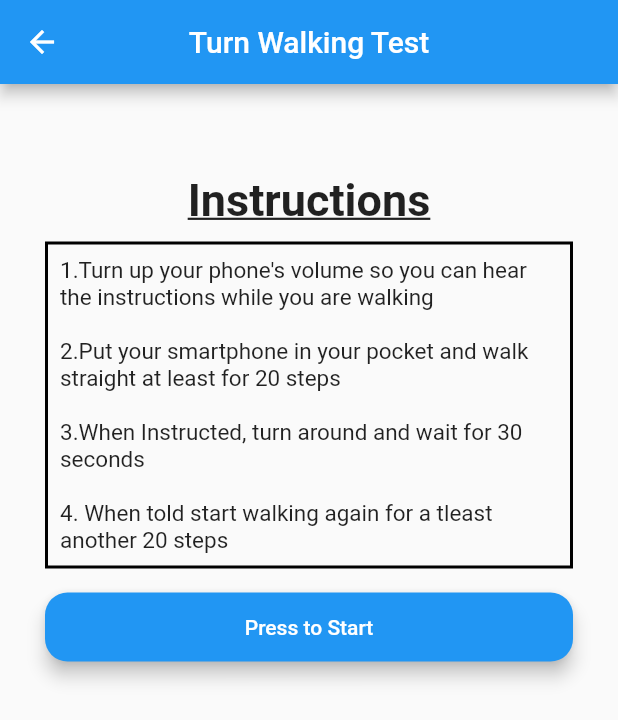
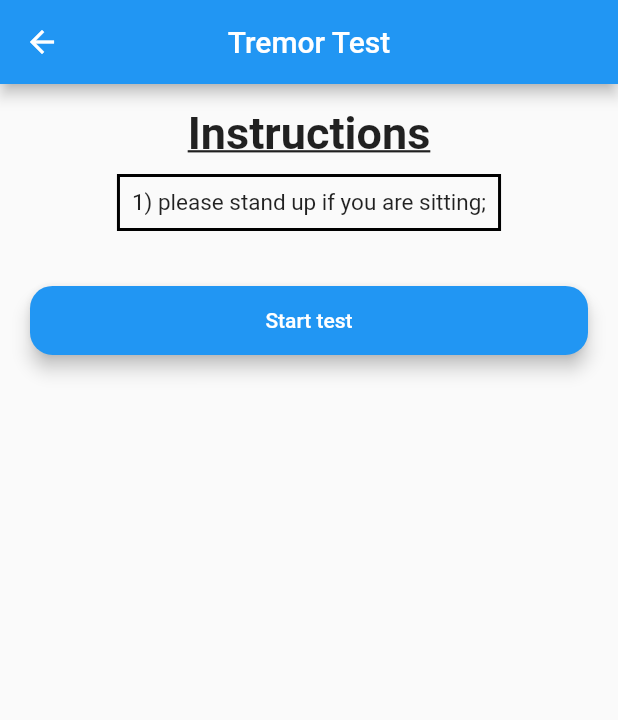
Before and after one commit to antmar17/parkinsons_behavior_app, a Flutter app: the WalkingMenu screen opened by its route, after a tap on "Turning Walking Test", on a phone screen of 412 x 824 dp. Shown: the top 720 px of the screen. Run offline on Flutter 3.47's test engine with Material 2 defaults, Android fonts, the phone set to English and light mode, and no system bars; our stand-ins replace audioplayers, cloud_firestore, csv, firebase_auth, firebase_core, firebase_storage and 5 more; missing offline and left inert: crypt, flutter_sound, flutter_sound_platform_interface, motion_sensors, record_mp3; accounts and stored records are empty.

```diff
--- a/lib/main.dart
+++ b/lib/main.dart
@@ -2,6 +2,7 @@ import 'package:flutter/material.dart';
 import 'package:parkinsons_app/pages/AuditoryMemoryTest/AuditorMemory.dart';
 import 'package:parkinsons_app/pages/AuditoryMemoryTest/AuditoryDifficulty.dart';
 import 'package:parkinsons_app/pages/RecordActivity.dart';
+import 'package:parkinsons_app/pages/SurveyTest/Survey.dart';
 import 'package:parkinsons_app/pages/TremorTest/Tremor.dart';
 import 'package:parkinsons_app/pages/VoiceRecordingTest/recordmenu.dart';
 import 'package:parkinsons_app/pages/RhythmTest/RhythmIntro.dart';
@@ -62,7 +63,10 @@ class MyApp extends StatelessWidget {
 
       "/clockdraw":(context) => ClockDraw(),
 
-      '/Tremor':(context) => Tremor()
+      '/Tremor':(context) => Tremor(),
+      "/Survey":(context) => Survey(),
+
+
     });
   }
 }
--- a/lib/pages/WalkingTest/Turning.dart
+++ b/lib/pages/WalkingTest/Turning.dart
@@ -15,90 +15,62 @@ import 'package:csv/csv.dart';
 import 'package:quiver/async.dart';
 
 
-class TurnWalking extends StatefulWidget {
+class Turning extends StatefulWidget {
   @override
-  _TurnWalkingState createState() => _TurnWalkingState();
+  _TurningState createState() => _TurningState();
 }
 
-class _TurnWalkingState extends State<TurnWalking> {
-  bool isRecording = false;
-  bool hasTurnedAround = false;
-  bool isDone = false;
-  int stepsTaken = 0;
-  int maxSteps = 40;
-  double counterOpacity= 0.0;
+class _TurningState extends State<Turning> {
+  static const maxSeconds = 30;
+  int seconds = maxSeconds;
+  CountdownTimer? _timer = null;
+  bool testStarted = false;
+
+
+
   List<List<dynamic>>?_sensorDataArray = [["TimeStamp","Acc_x","Acc_y","Acc_z","Gyro_x","Gyro_y","Gyro_z","Magnetic_x","Magnetic_y","Magnetic_z"]];//this array of arrays will be converted into a csv
   List<double>? _userAccelerometerValues;
   List<double>? _gyroscopeValues;
   List<double>? _magnetometerValues;
   final _streamSubscriptions = <StreamSubscription<dynamic>>[];
 
-  late Stream<StepCount> _stepCountStream;
-  late Stream<PedestrianStatus> _pedestrianStatusStream;
-  String _status = '?', _steps = '?';
-
-  AudioPlayer? audioPlayer;
-  AudioCache? audioCache;
-  late String localFilePath;
-
-  static const maxSeconds = 30;
-  int seconds = maxSeconds;
-  CountdownTimer? _timer = null;
 
   @override
   void initState() {
+    // TODO: implement initState
     super.initState();
+
     checkPermissions();
     initSensorSate();
-    initPlatformState();
-    initAudio();
-  }
-
-  @override
-  void dispose() {
-    super.dispose();
-    for (final subscription in _streamSubscriptions) {
-      subscription.cancel();
-    }
-    lastMedicineAnswer = "";
   }
 
   @override
   Widget build(BuildContext context) {
     Size screenSize = MediaQuery.of(context).size;
     return Scaffold(
+      appBar: buildAppBar(),
       resizeToAvoidBottomInset: false,
-        appBar: AppBar(
-          title: Text("Turn Walking Test"),
-          centerTitle: true,
-        ),
-        body: SingleChildScrollView(
-          child: SafeArea(
+      body: SafeArea(
         child: Container(
           width: double.infinity,
           height: screenSize.height,
-                padding: EdgeInsets.symmetric(horizontal: 30, vertical: 50),
+          padding: EdgeInsets.symmetric(horizontal: 20, vertical: 5),
           child: Column(
-                  crossAxisAlignment: CrossAxisAlignment.center,
             children: [
-                    Container(
-                        padding:
-                        EdgeInsets.symmetric(vertical: 10.0, horizontal: 10.0),
-                        child: Text(
-                          "Instructions",
-                          style: TextStyle(
-                              fontSize: 30.0,
-                              fontWeight: FontWeight.bold,
-                              decoration: TextDecoration.underline),
-                        )),
               buildInstructions(screenSize),
-                    buildStartStopButton(),
-                    buildStepCounter()
+              SizedBox(height: screenSize.height * 0.025,),
+              buildStartButton(),
+              SizedBox(height: screenSize.height * 0.025,),
+              if(testStarted) Text("Keep Still!",style: TextStyle(fontSize: 20),),
+              if(testStarted) SizedBox(height: screenSize.height * 0.025,),
+              if (testStarted) buildTime() ,
             ],
           ),
-              )),
-        ));
+        ),
+      ),
+    );
   }
+
 
   Future<bool> checkPermissions() async {
     final activityStatus = await Permission.activityRecognition.request();
@@ -108,15 +80,14 @@ class _TurnWalkingState extends State<TurnWalking> {
     }
     return true;
   }
+
+
   void resetData(){
     //set all member variables to initial state
-    stepsTaken = 0;
-    counterOpacity = 0.0;
     _sensorDataArray = [["TimeStamp","Acc_x","Acc_y","Acc_z","Gyro_x","Gyro_y","Gyro_z","Magnetic_x","Magnetic_y","Magnetic_z"]] ;//this array of arrays will be converted into a csv
-    hasTurnedAround = false;
   }
   void updateSensorDataArray(){
-    if(isRecording) {
+    if(testStarted) {
       List<dynamic> row = [
         createTimeStamp(),
         _userAccelerometerValues![0],
@@ -133,90 +104,21 @@ class _TurnWalkingState extends State<TurnWalking> {
     }
   }
 
+
   void writeDataToCsv() async {
     String csv = const ListToCsvConverter().convert(_sensorDataArray);
 
     /// Write to a file
     final directory = await getApplicationDocumentsDirectory();
-    final pathOfTheFileToWrite = directory.path + "/walking_test.csv";
+    final pathOfTheFileToWrite = directory.path + "/tremor_test.csv";
     File file = File(pathOfTheFileToWrite);
     await file.writeAsString(csv);
 
     //Upload to firebase
     String uid = AuthService().getCurrentUser().uid;
-    DataBaseService(uid:uid).uploadFile(file, "Turning Walking Test",".csv");
+    await DataBaseService(uid:uid).uploadFile(file, "Tremor Test",".csv");
     resetData();
 
-
-    print("written to csv!");
-    print(csv);
-  }
-
-
-  void startCountDownTimer() {
-    _timer = new CountdownTimer(
-      new Duration(seconds: maxSeconds),
-      new Duration(seconds: 1),
-    );
-
-    // ignore: cancel_subscriptions
-    var sub = _timer!.listen(null);
-    sub.onData((duration) {
-      setState(() {
-        seconds = maxSeconds - duration.elapsed.inSeconds;
-      });
-    });
-    sub.onDone(() {
-      setState(() {
-        audioCache!.play("StartWalkingAgain.mp3");
-        isRecording = true;
-        hasTurnedAround = true;
-      });
-    });
-  }
-
-  /**--- Funcions for Pedometer---**/
-  void onStepCount(StepCount event) {
-
-    _steps = event.steps.toString();
-    setState(() {
-      if (isRecording) {
-        updateSensorDataArray();
-        if(stepsTaken < maxSteps) {
-          if(stepsTaken == 20 && !hasTurnedAround){
-            isRecording = false;
-            audioCache!.play("TurnAround.mp3");
-            startCountDownTimer();
-
-          }
-          else {
-            stepsTaken += 1;
-          }
-        }
-        else {
-          isRecording = false;
-            ScaffoldMessenger.of(context).showSnackBar(
-                SnackBar(content: Text("Good Job! Walking data recorded")));
-            writeDataToCsv();
-            audioCache!.play("RecordingFinished.mp3");
-      }
-
-
-      }
-
-    });
-  }
-
-  void initPlatformState() {
-    _pedestrianStatusStream = Pedometer.pedestrianStatusStream;
-    _pedestrianStatusStream
-        .listen(onPedestrianStatusChanged)
-        .onError(onPedestrianStatusError);
-
-    _stepCountStream = Pedometer.stepCountStream;
-    _stepCountStream.listen(onStepCount).onError(onStepCountError);
-
-    if (!mounted) return;
   }
 
   void initSensorSate() {
@@ -229,11 +131,6 @@ class _TurnWalkingState extends State<TurnWalking> {
     _streamSubscriptions.add(
       motionSensors.magnetometer.listen(onMagnetometerEvent),
     );
-  }
-
-  void initAudio(){
-    audioPlayer = AudioPlayer();
-    audioCache = AudioCache(fixedPlayer: audioPlayer);
   }
 
   /**--- Funcions for Sensors---**/
@@ -260,30 +157,27 @@ class _TurnWalkingState extends State<TurnWalking> {
     });
   }
 
-  void onPedestrianStatusChanged(PedestrianStatus event) {
-    setState(() {
-      _status = event.status;
-    });
+  /**--- Funcions for building UI---**/
+
+  PreferredSizeWidget buildAppBar() {
+    return AppBar(
+      title: Text("Tremor Test"),
+      centerTitle: true,
+    );
   }
-
-  void onPedestrianStatusError(error) {
-    print('onPedestrianStatusError: $error');
-    setState(() {
-      _status = 'Pedestrian Status not available';
-    });
-    print(_status);
-  }
-
-  void onStepCountError(error) {
-    print('onStepCountError: $error');
-    setState(() {
-      _steps = 'Step Count not available';
-    });
-  }
-
-  /**--- Funcions for building the UI---**/
   Widget buildInstructions(Size screenSize) {
-    return Container(
+    return Column(
+      children: [
+        Container(
+            padding: EdgeInsets.symmetric(vertical: 10.0, horizontal: 10.0),
+            child: Text(
+              "Instructions",
+              style: TextStyle(
+                  fontSize: 30.0,
+                  fontWeight: FontWeight.bold,
+                  decoration: TextDecoration.underline),
+            )),
+        Container(
           decoration: BoxDecoration(
               shape: BoxShape.rectangle,
               border: Border.all(color: Colors.black, width: 2.0)),
@@ -291,51 +185,69 @@ class _TurnWalkingState extends State<TurnWalking> {
             child: Padding(
               padding: const EdgeInsets.all(8.0),
               child: Text(
-                "1.Turn up your phone's volume so you can hear the instructions while you are walking\n\n"+
-                "2.Put your smartphone in your pocket and walk straight at least for 20 steps\n\n"+
-                "3.When Instructed, turn around and wait for 30 seconds\n\n"+
-                 "4. When told start walking again for a tleast another 20 steps",
+              "1) please stand up if you are sitting;",
                 style: TextStyle(fontSize: 15.0),
               ),
             ),
           ),
+        ),
+      ],
     );
   }
 
-  void OnStartStopButtonPressed() {
+  void startCountDownTimer() {
+    _timer = new CountdownTimer(
+      new Duration(seconds: maxSeconds),
+      new Duration(seconds: 1),
+    );
+
+    // ignore: cancel_subscriptions
+    var sub = _timer!.listen(null);
+    sub.onData((duration) {
       setState(() {
-      if (isRecording) {
-        audioCache!.play('RecordingCanceled.mp3');
-        resetData();
-
-
-
-      } else {
-        audioCache!.play('RecordingStarted.mp3');
-      }
-
-      isRecording = !isRecording;
+        seconds = maxSeconds - duration.elapsed.inSeconds;
+      });
+    });
+    sub.onDone(() {
+      writeDataToCsv();
+      seconds = maxSeconds;
+      testStarted = false;
+      ScaffoldMessenger.of(context).showSnackBar(SnackBar(content: Text("Turning Test completed!")));
     });
   }
 
-  Widget buildStartStopButton() {
-    return Align(
-      alignment: Alignment.bottomCenter,
-      child: WideButton(
-        color: isRecording ? Colors.red : Colors.blue,
-        buttonText: isRecording ? "Press to Stop" : "Press to Start",
-        onPressed: OnStartStopButtonPressed,
+  Widget buildTime() {
+    return SizedBox(
+      width: 100,
+      height: 100,
+      child: Stack(fit: StackFit.expand, children: [
+        CircularProgressIndicator(
+          value: 1 - seconds / maxSeconds,
+          valueColor: AlwaysStoppedAnimation(Colors.grey),
+          strokeWidth: 12,
+          backgroundColor: Colors.greenAccent,
         ),
+        Center(
+          child: Text(
+            '$seconds',
+            style: TextStyle(
+                fontWeight: FontWeight.bold, color: Colors.black, fontSize: 50),
+          ),
+        ),
+      ]),
     );
   }
 
-  Widget buildStepCounter() {
-    return Opacity(
-      opacity: isRecording ? 1.0 : 0.0 ,
-      child: Container(
-          padding: EdgeInsets.symmetric(vertical: 10.0, horizontal: 10.0),
-          child: Text("Steps Taken: " + stepsTaken.toString(),
-              style: TextStyle(fontSize: 20.0, fontWeight: FontWeight.bold))),
-    );
+  Widget buildStartButton() {
+    return WideButton(color: Colors.blue, buttonText: "Start test", onPressed: (){
+      if(!testStarted){
+        testStarted = true;
+        startCountDownTimer();
+      }
+    });
+    //return ElevatedButton(
+    //  child: Text("Start Test"),
+    //  onPressed: startCountDownTimer,
+    //);
   }
 }
--- a/lib/pages/WalkingTest/WalkingMenu.dart
+++ b/lib/pages/WalkingTest/WalkingMenu.dart
@@ -36,7 +36,7 @@ class _WalkingMenuState extends State<WalkingMenu> {
               Navigator.push(context, MaterialPageRoute(builder: (context) => StraightWalking() ));
             }),
             WideButton(color: Colors.blue, buttonText: "Turning Walking Test", onPressed: (){
-              Navigator.push(context, MaterialPageRoute(builder: (context) => TurnWalking() ));
+              Navigator.push(context, MaterialPageRoute(builder: (context) => Turning() ));
             }),
           ]),
         ),
--- a/lib/pages/home.dart
+++ b/lib/pages/home.dart
@@ -1,5 +1,6 @@
 import 'package:flutter/material.dart';
 import 'package:parkinsons_app/pages/MedicineQuestion.dart';
+import 'package:parkinsons_app/pages/SurveyTest/Survey.dart';
 import 'package:parkinsons_app/services/auth.dart';
 import 'package:parkinsons_app/widgets/WideButton.dart';
 
@@ -84,7 +85,7 @@ class _HomeState extends State<Home> {
                     }),
 
                     WideButton(color: Colors.blue, buttonText: "Survey", onPressed: (){
-                      Navigator.push(context, MaterialPageRoute(builder: (context) => MedicineQuestion(nextActivityRoute: '/clockdraw')));
+                      Navigator.push(context, MaterialPageRoute(builder: (context) => Survey()));
                       //Navigator.pushNamed(context, '/clockdraw');
                     }),
 
```
Also changed, not shown: lib/pages/MedicineQuestion.dart (+19 -17 lines), lib/pages/SurveyTest/Survey.dart (added, +310 -0 lines), lib/pages/TremorTest/Tremor.dart (+64 -30 lines), 4 other files. Lines whose indentation alone changed are shown as unchanged.
